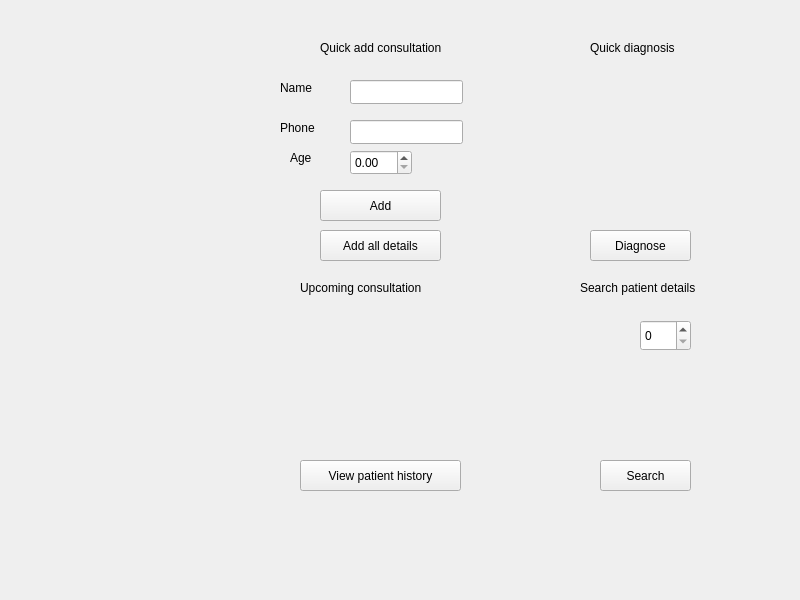
The window that asd/menu.ui (rkishibe/diaggaze) describes before a commit, drawn with Qt 5.
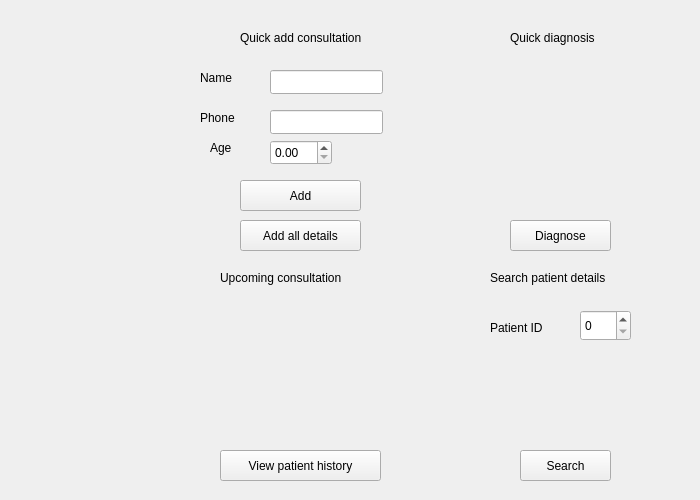
The same window after the commit.

The edit to the form file:
```diff
--- a/asd/menu.ui
+++ b/asd/menu.ui
@@ -6,8 +6,8 @@
    <rect>
     <x>0</x>
     <y>0</y>
-    <width>800</width>
-    <height>600</height>
+    <width>700</width>
+    <height>500</height>
    </rect>
   </property>
   <property name="windowTitle">
@@ -16,8 +16,8 @@
   <widget class="QWidget" name="widget" native="true">
    <property name="geometry">
     <rect>
-     <x>260</x>
-     <y>30</y>
+     <x>180</x>
+     <y>20</y>
      <width>251</width>
      <height>231</height>
     </rect>
@@ -134,8 +134,8 @@
   <widget class="QWidget" name="widget_2" native="true">
    <property name="geometry">
     <rect>
-     <x>530</x>
-     <y>30</y>
+     <x>450</x>
+     <y>20</y>
      <width>231</width>
      <height>231</height>
     </rect>
@@ -170,8 +170,8 @@
   <widget class="QWidget" name="widget_3" native="true">
    <property name="geometry">
     <rect>
-     <x>260</x>
-     <y>270</y>
+     <x>180</x>
+     <y>260</y>
      <width>251</width>
      <height>231</height>
     </rect>
@@ -208,7 +208,7 @@
       <x>30</x>
       <y>60</y>
       <width>191</width>
-      <height>81</height>
+      <height>101</height>
      </rect>
     </property>
     <property name="text">
@@ -219,9 +219,9 @@
   <widget class="QWidget" name="widget_4" native="true">
    <property name="geometry">
     <rect>
-     <x>540</x>
-     <y>270</y>
-     <width>221</width>
+     <x>450</x>
+     <y>260</y>
+     <width>231</width>
      <height>231</height>
     </rect>
    </property>
@@ -254,7 +254,7 @@
    <widget class="QPushButton" name="search_button">
     <property name="geometry">
      <rect>
-      <x>60</x>
+      <x>70</x>
       <y>190</y>
       <width>91</width>
       <height>31</height>
@@ -267,13 +267,26 @@
    <widget class="QSpinBox" name="id_search">
     <property name="geometry">
      <rect>
-      <x>100</x>
+      <x>130</x>
       <y>50</y>
       <width>51</width>
       <height>31</height>
      </rect>
     </property>
    </widget>
+   <widget class="QLabel" name="patient_details_2">
+    <property name="geometry">
+     <rect>
+      <x>40</x>
+      <y>60</y>
+      <width>81</width>
+      <height>16</height>
+     </rect>
+    </property>
+    <property name="text">
+     <string>Patient ID</string>
+    </property>
+   </widget>
   </widget>
  </widget>
  <resources/>
```
